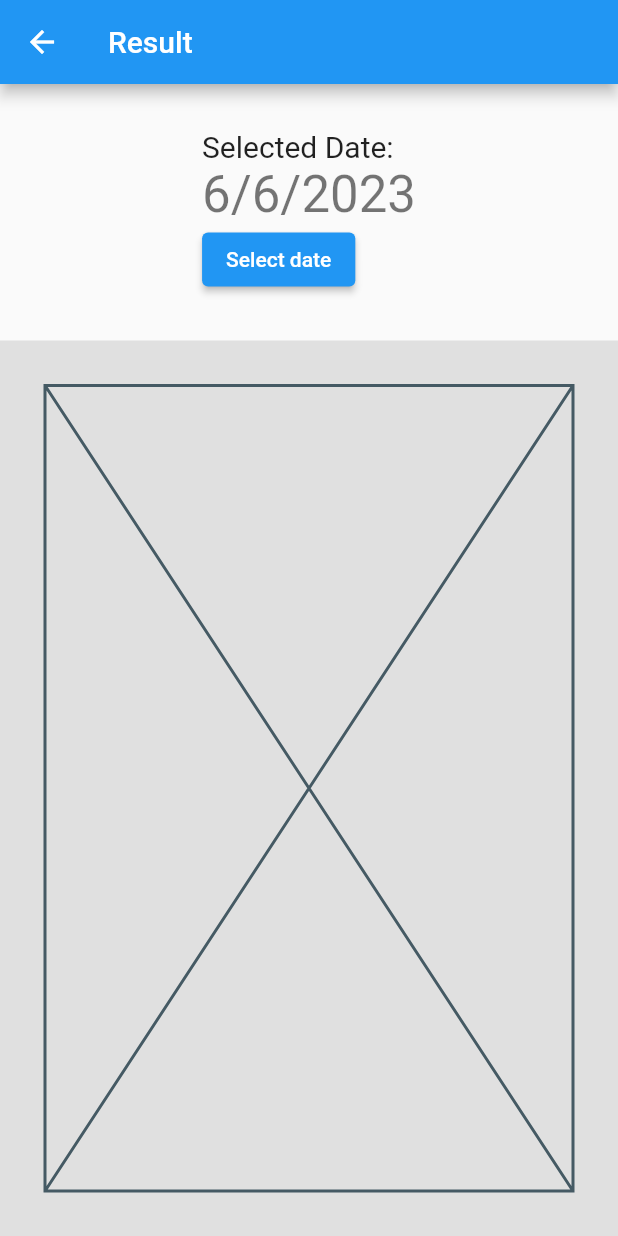
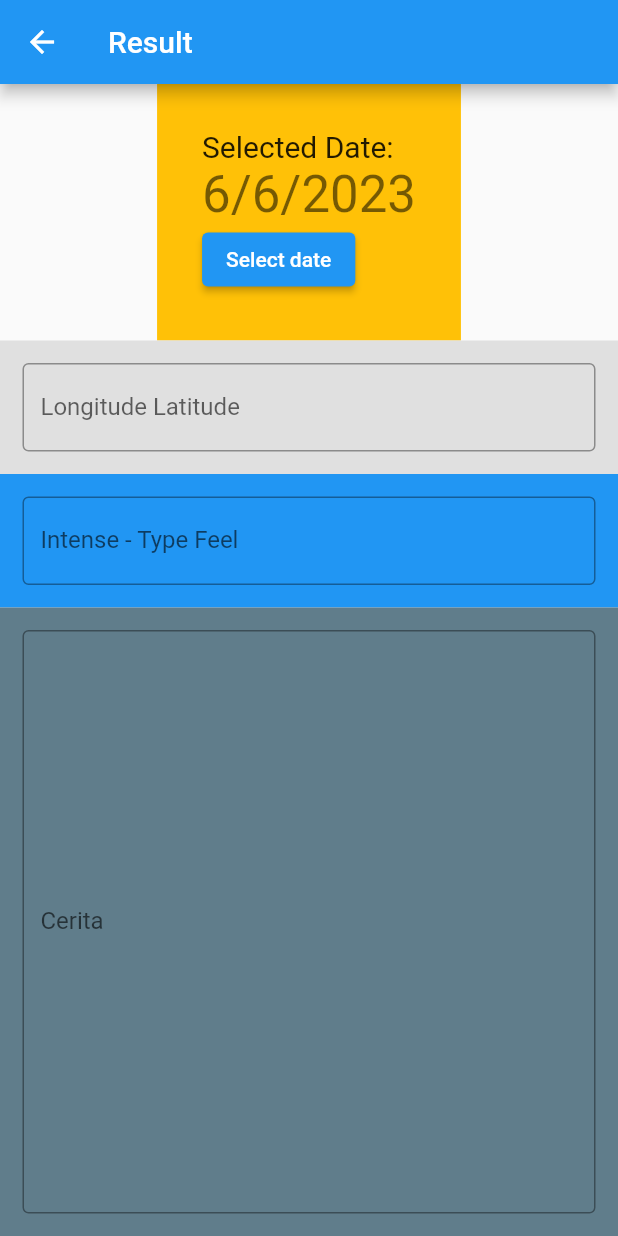
Before and after one commit to vier21/flutter_project_moody, a Flutter app: the ResultPage screen opened directly, on a phone screen of 412 x 824 dp. Run offline on Flutter 3.47's test engine with Material 2 defaults, Android fonts, the phone set to English and light mode, and no system bars; our stand-ins replace cloud_firestore, firebase_auth, firebase_core, google_fonts; missing offline and left inert: flutter_emoji_feedback; accounts and stored records are empty.

Commit message:
Result page edit ~darrel

```diff
--- a/lib/ResultPage.dart
+++ b/lib/ResultPage.dart
@@ -1,6 +1,9 @@
 import 'package:flutter/src/widgets/framework.dart';
 import 'package:flutter/src/widgets/placeholder.dart';
 import 'package:flutter/material.dart';
+import 'package:firebase_core/firebase_core.dart';
+import 'package:cloud_firestore/cloud_firestore.dart';
+import 'package:firebase_auth/firebase_auth.dart';
 
 class ResultPage extends StatefulWidget {
   const ResultPage({super.key});
@@ -11,6 +14,15 @@ class ResultPage extends StatefulWidget {
 
 class _ResultPageState extends State<ResultPage> {
   DateTime _selectedDate = DateTime.now();
+  final db = FirebaseFirestore.instance;
+  final FirebaseAuth auth = FirebaseAuth.instance;
+
+   _getStory() async {
+    final User? user = auth.currentUser;
+    final uid = user?.uid;
+    final storyRef = db.collection('story');
+    return  storyRef.where("uid", isEqualTo: uid).limit(1);
+  }
 
   Future<void> _selectDate(BuildContext context) async {
     final DateTime? picked = await showDatePicker(
@@ -35,15 +47,14 @@ class _ResultPageState extends State<ResultPage> {
       body: Column(
         children: <Widget>[
           Container(
+            color: Colors.amber,
             padding: EdgeInsets.all(30),
             child: Column(
               crossAxisAlignment: CrossAxisAlignment.start,
               children: <Widget>[
-
-                  Text(
-                    'Selected Date:',
-                    style: TextStyle(fontSize: 20),
-
+                Text(
+                  'Selected Date:',
+                  style: TextStyle(fontSize: 20),
                 ),
                 Text(
                   '${_selectedDate.day}/${_selectedDate.month}/${_selectedDate.year}',
@@ -56,13 +67,47 @@ class _ResultPageState extends State<ResultPage> {
               ],
             ),
           ),
+          Container(
+            padding: EdgeInsets.all(15),
+            color: Colors.grey[300],
+            child: TextFormField(
+              readOnly: true,
+              decoration: InputDecoration(
+                border: OutlineInputBorder(),
+                labelText: "Longitude Latitude",
+              ),
+            ), // You can replace this with your own widget
+          ),
+          Container(
+            padding: EdgeInsets.all(15),
+            color: Colors.blue,
+            child: TextFormField(
+              readOnly: true,
+              decoration: InputDecoration(
+                border: OutlineInputBorder(),
+                labelText: "Intense - Type Feel",
+              ),
+            ), // You can replace this with your own widget
+          ),
           Expanded(
-            child: Container(
-              padding: EdgeInsets.all(30),
-              color: Colors.grey[300],
-              child: Placeholder(), // You can replace this with your own widget
+              child: Container(
+            padding: EdgeInsets.all(15),
+            color: Colors.blueGrey,
+            child: TextFormField(
+              initialValue:"",
+              readOnly: true,
+              textAlignVertical: TextAlignVertical.top,
+              textAlign: TextAlign.left,
+              maxLines: null,
+              minLines: null,
+              expands: true,
+              decoration: InputDecoration(
+                border: OutlineInputBorder(),
+                labelText: "Cerita",
+              ),
             ),
-          ),
+          ) // You can replace this with your own widget
+              ),
         ],
       ),
     );
```
Also changed, not shown: lib/ProfileApp.dart (+31 -0 lines).
